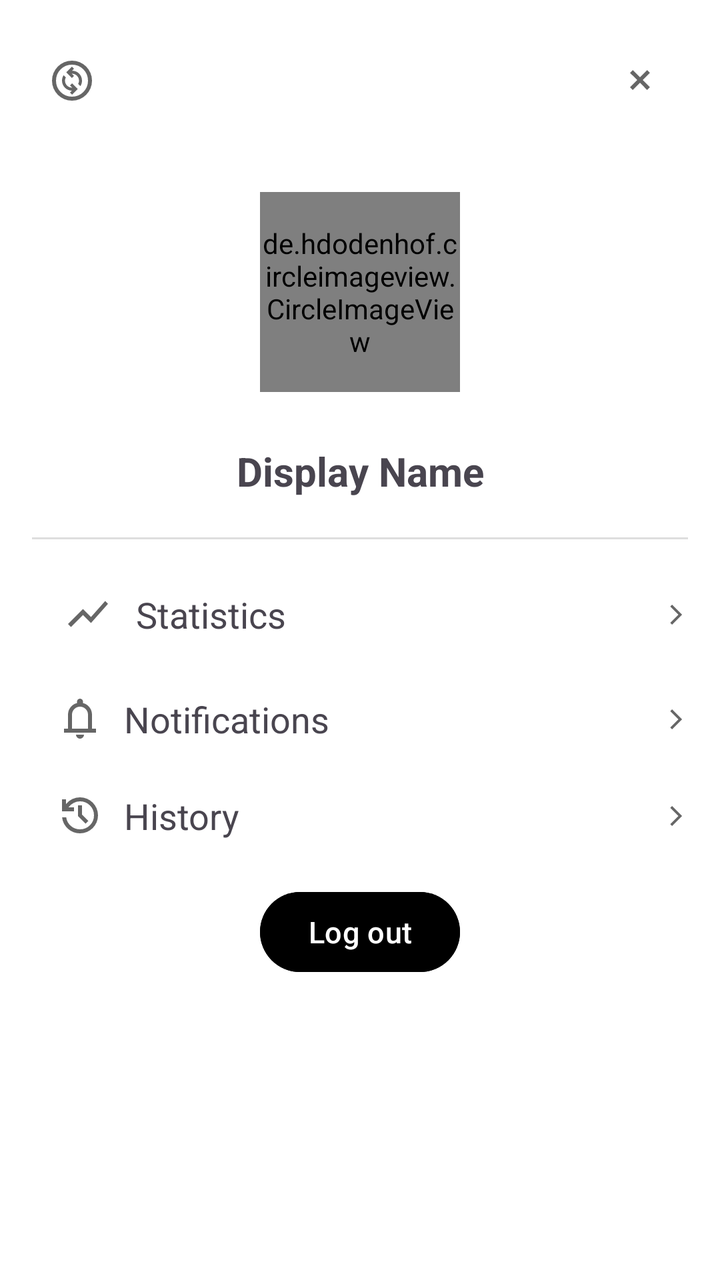
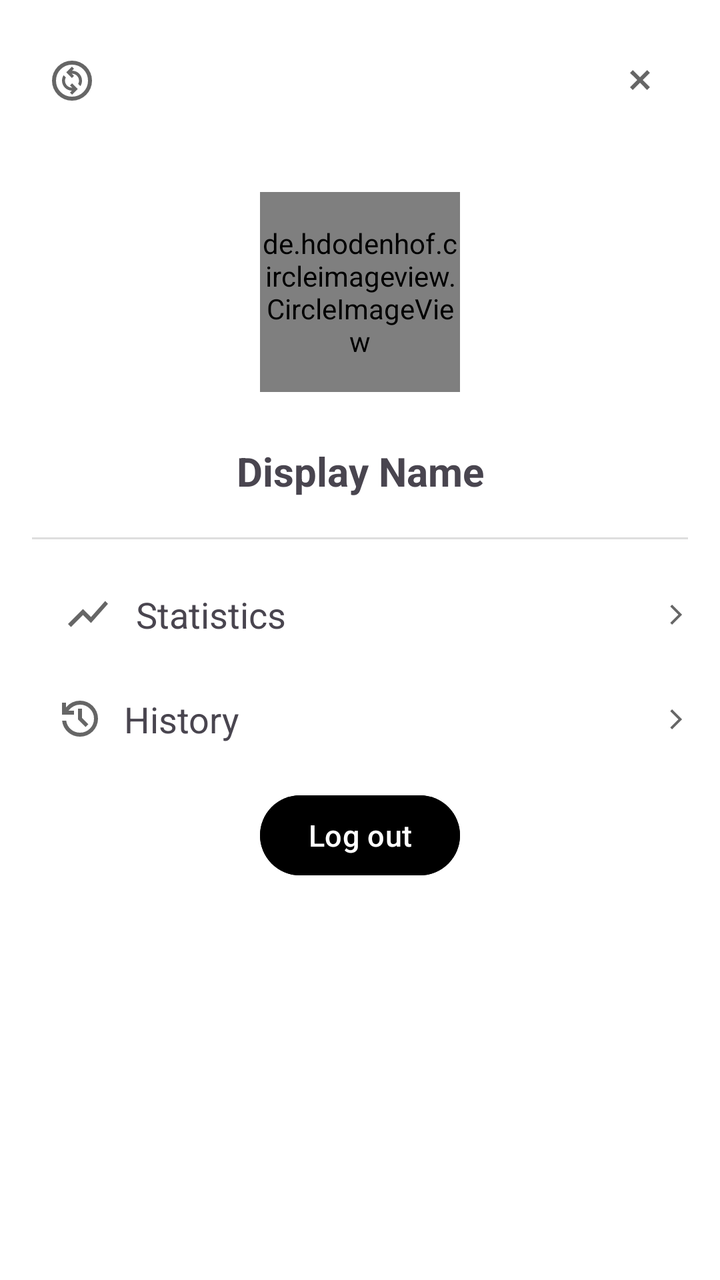

An Android layout rendered at two revisions. The XML below is the earlier revision; the diff shows what the commit changed to produce the second picture.
<!-- AndroidManifest.xml: application theme Theme.TheApp -->
<!-- res/layout/fragment_profile.xml -->
<?xml version="1.0" encoding="utf-8"?>
<androidx.constraintlayout.widget.ConstraintLayout
    xmlns:android="http://schemas.android.com/apk/res/android"
    xmlns:app="http://schemas.android.com/apk/res-auto"
    xmlns:tools="http://schemas.android.com/tools"
    android:layout_width="match_parent"
    android:layout_height="wrap_content"
    android:background="@color/nav_view"
    android:padding="16dp"
    tools:context=".ProfileFragment">

    <ImageButton
        android:id="@+id/close_profile_button"
        android:layout_width="wrap_content"
        android:layout_height="wrap_content"
        android:contentDescription="@string/close_profile"
        android:background="@android:color/transparent"
        android:padding="12dp"
        android:src="@drawable/ic_close"
        app:layout_constraintTop_toTopOf="parent"
        app:layout_constraintEnd_toEndOf="parent" />

    <LinearLayout
        android:id="@+id/change_pfp_container"
        android:layout_width="0dp"
        android:layout_height="wrap_content"
        android:orientation="horizontal"
        android:gravity="center_horizontal"
        android:padding="8dp"
        app:layout_constraintTop_toTopOf="parent"
        app:layout_constraintBottom_toBottomOf="@id/close_profile_button"
        app:layout_constraintStart_toStartOf="parent">

        <ImageView
            android:layout_width="wrap_content"
            android:layout_height="48dp"
            android:src="@drawable/ic_change"
            android:contentDescription="@string/change_pfp" />

        <Spinner
            android:id="@+id/pfpSpinner"
            android:layout_width="wrap_content"
            android:layout_height="48dp"
            android:spinnerMode="dropdown"
            android:background="@null" />
    </LinearLayout>

    <de.hdodenhof.circleimageview.CircleImageView
        android:id="@+id/profilePic"
        android:src="@drawable/mountain"
        app:civ_border_color="@color/profile_border"
        android:layout_width="100dp"
        android:layout_height="100dp"
        android:layout_marginTop="32dp"
        app:civ_border_width="2dp"
        app:layout_constraintStart_toStartOf="parent"
        app:layout_constraintEnd_toEndOf="parent"
        app:layout_constraintTop_toBottomOf="@id/close_profile_button"/>

    <TextView
        android:id="@+id/displayNameText"
        android:layout_width="wrap_content"
        android:layout_height="wrap_content"
        android:layout_marginTop="16dp"
        android:text="@string/display_name"
        android:textStyle="bold"
        android:textSize="20sp"
        android:paddingTop="10dp"
        android:paddingBottom="10dp"
        app:layout_constraintTop_toBottomOf="@id/profilePic"
        app:layout_constraintStart_toStartOf="parent"
        app:layout_constraintEnd_toEndOf="parent" />

    <View
        android:layout_width="match_parent"
        android:layout_height="1dp"
        android:background="@color/divider_color"
        app:layout_constraintTop_toBottomOf="@+id/displayNameText"
        app:layout_constraintBottom_toTopOf="@id/statistics"/>

    <TextView
        android:id="@+id/statistics"
        android:layout_width="match_parent"
        android:layout_height="wrap_content"
        android:text="@string/statistics"
        android:drawablePadding="12dp"
        android:clickable="true"
        android:focusable="true"
        android:textSize="18sp"
        android:padding="16dp"
        android:background="?attr/selectableItemBackground"
        android:layout_marginTop="20dp"
        app:drawableStartCompat="@drawable/ic_recent_progress"
        app:layout_constraintTop_toBottomOf="@id/displayNameText"
        app:layout_constraintStart_toStartOf="parent"
        app:layout_constraintEnd_toEndOf="parent" />

    <ImageView
        android:layout_width="wrap_content"
        android:layout_height="wrap_content"
        android:src="@drawable/ic_button_arrow"
        app:layout_constraintEnd_toEndOf="@id/statistics"
        app:layout_constraintTop_toTopOf="@id/statistics"
        app:layout_constraintBottom_toBottomOf="@id/statistics"/>

    <TextView
        android:id="@+id/notifications"
        android:layout_width="match_parent"
        android:layout_height="wrap_content"
        android:text="@string/notifications"
        android:drawablePadding="10dp"
        android:clickable="true"
        android:focusable="true"
        android:textSize="18sp"
        android:padding="12dp"
        android:background="?attr/selectableItemBackground"
        app:drawableStartCompat="@drawable/ic_notification"
        app:layout_constraintTop_toBottomOf="@id/statistics"
        app:layout_constraintStart_toStartOf="parent"
        app:layout_constraintEnd_toEndOf="parent" />

    <ImageView
        android:layout_width="wrap_content"
        android:layout_height="wrap_content"
        android:src="@drawable/ic_button_arrow"
        app:layout_constraintEnd_toEndOf="@id/notifications"
        app:layout_constraintTop_toTopOf="@id/notifications"
        app:layout_constraintBottom_toBottomOf="@id/notifications"/>

    <TextView
        android:id="@+id/history"
        android:layout_width="match_parent"
        android:layout_height="wrap_content"
        android:text="@string/history"
        android:drawablePadding="10dp"
        android:clickable="true"
        android:focusable="true"
        android:textSize="18sp"
        android:padding="12dp"
        android:background="?attr/selectableItemBackground"
        app:drawableStartCompat="@drawable/ic_history"
        app:layout_constraintTop_toBottomOf="@id/notifications"
        app:layout_constraintStart_toStartOf="parent"
        app:layout_constraintEnd_toEndOf="parent" />

    <ImageView
        android:layout_width="wrap_content"
        android:layout_height="wrap_content"
        android:src="@drawable/ic_button_arrow"
        app:layout_constraintEnd_toEndOf="@id/history"
        app:layout_constraintTop_toTopOf="@id/history"
        app:layout_constraintBottom_toBottomOf="@id/history"/>

    <com.google.android.material.button.MaterialButton
        android:id="@+id/log_out"
        android:layout_width="wrap_content"
        android:layout_height="wrap_content"
        android:text="@string/log_out"
        android:textSize="15sp"
        android:backgroundTint="@color/primary"
        android:textColor="@color/on_primary"
        android:layout_marginTop="10dp"
        app:layout_constraintTop_toBottomOf="@id/history"
        app:layout_constraintStart_toStartOf="parent"
        app:layout_constraintEnd_toEndOf="parent" />

</androidx.constraintlayout.widget.ConstraintLayout>
<!-- resources referenced by this layout -->
<resources>
  <color name="divider_color">#DEDEDE</color>
  <color name="nav_view">#FFFFFF</color>
  <color name="on_primary">#FFFFFF</color>
  <color name="primary">#000000</color>
  <color name="profile_border">#FF000000</color>
  <!-- drawable ic_button_arrow (drawable-anydpi) -->
  <vector xmlns:android="http://schemas.android.com/apk/res/android"
      android:width="12dp"
      android:height="12dp"
      android:viewportWidth="960"
      android:viewportHeight="960"
      android:tint="@color/primary"
      android:alpha="0.6"
      android:autoMirrored="true">
    <path
        android:fillColor="@android:color/white"
        android:pathData="M321,880L250,809L579,480L250,151L321,80L721,480L321,880Z"/>
  </vector>
  <!-- drawable ic_close (drawable-anydpi) -->
  <vector xmlns:android="http://schemas.android.com/apk/res/android"
      android:width="24dp"
      android:height="24dp"
      android:viewportWidth="960"
      android:viewportHeight="960"
      android:tint="@color/primary"
      android:alpha="0.6">
    <path
        android:fillColor="@android:color/white"
        android:pathData="M336,680L280,624L424,480L280,337L336,281L480,425L623,281L679,337L535,480L679,624L623,680L480,536L336,680Z"/>
  </vector>
  <!-- drawable ic_notification (drawable-anydpi) -->
  <vector xmlns:android="http://schemas.android.com/apk/res/android"
      android:width="24dp"
      android:height="24dp"
      android:viewportWidth="960"
      android:viewportHeight="960"
      android:tint="@color/primary"
      android:alpha="0.6">
    <path
        android:fillColor="@android:color/white"
        android:pathData="M160,760L160,680L240,680L240,400Q240,317 290,252.5Q340,188 420,168L420,140Q420,115 437.5,97.5Q455,80 480,80Q505,80 522.5,97.5Q540,115 540,140L540,168Q620,188 670,252.5Q720,317 720,400L720,680L800,680L800,760L160,760ZM480,460L480,460L480,460L480,460Q480,460 480,460Q480,460 480,460Q480,460 480,460Q480,460 480,460ZM480,880Q447,880 423.5,856.5Q400,833 400,800L560,800Q560,833 536.5,856.5Q513,880 480,880ZM320,680L640,680L640,400Q640,334 593,287Q546,240 480,240Q414,240 367,287Q320,334 320,400L320,680Z"/>
  </vector>
  <!-- drawable ic_recent_progress (drawable-anydpi) -->
  <vector xmlns:android="http://schemas.android.com/apk/res/android"
      android:width="24dp"
      android:height="24dp"
      android:viewportWidth="960"
      android:viewportHeight="960"
      android:tint="@color/primary"
      android:alpha="0.6"
      android:autoMirrored="true">
    <path
        android:fillColor="@android:color/white"
        android:pathData="M140,740L80,680L380,380L540,540L824,220L880,276L540,660L380,500L140,740Z"/>
  </vector>
  <string name="change_pfp">Change Profile Picture</string>
  <string name="close_profile">Close Profile</string>
  <string name="display_name">Display Name</string>
  <string name="history">History</string>
  <string name="log_out">Log out</string>
  <string name="notifications">Notifications</string>
  <string name="statistics">Statistics</string>
  <style name="Theme.TheApp" parent="Base.Theme.TheApp">
          
          <item name="android:navigationBarColor">@android:color/transparent</item>
          <item name="android:statusBarColor">@android:color/transparent</item>
          <item name="android:windowLightStatusBar">?attr/isLightTheme</item>
      </style>
  <style name="Base.Theme.TheApp" parent="Theme.Material3.DayNight.NoActionBar">
          
          
          <item name="colorSurface">@color/nav_view</item>
          <item name="colorOnBackground">@color/nav_view</item>
          <item name="android:colorBackground">@color/nav_view</item>
          <item name="colorPrimary">@color/primary</item>
          <item name="colorOnPrimary">@color/on_primary</item>
      </style>
  <!-- unchanged entries left out for length: 3 -->
</resources>

<!-- the commit's change to res/layout/fragment_profile.xml (unified diff, before → after) -->
@@ -104,30 +104,6 @@
         app:layout_constraintBottom_toBottomOf="@id/statistics"/>
 
     <TextView
-        android:id="@+id/notifications"
-        android:layout_width="match_parent"
-        android:layout_height="wrap_content"
-        android:text="@string/notifications"
-        android:drawablePadding="10dp"
-        android:clickable="true"
-        android:focusable="true"
-        android:textSize="18sp"
-        android:padding="12dp"
-        android:background="?attr/selectableItemBackground"
-        app:drawableStartCompat="@drawable/ic_notification"
-        app:layout_constraintTop_toBottomOf="@id/statistics"
-        app:layout_constraintStart_toStartOf="parent"
-        app:layout_constraintEnd_toEndOf="parent" />
-
-    <ImageView
-        android:layout_width="wrap_content"
-        android:layout_height="wrap_content"
-        android:src="@drawable/ic_button_arrow"
-        app:layout_constraintEnd_toEndOf="@id/notifications"
-        app:layout_constraintTop_toTopOf="@id/notifications"
-        app:layout_constraintBottom_toBottomOf="@id/notifications"/>
-
-    <TextView
         android:id="@+id/history"
         android:layout_width="match_parent"
         android:layout_height="wrap_content"
@@ -139,7 +115,7 @@
         android:padding="12dp"
         android:background="?attr/selectableItemBackground"
         app:drawableStartCompat="@drawable/ic_history"
-        app:layout_constraintTop_toBottomOf="@id/notifications"
+        app:layout_constraintTop_toBottomOf="@id/statistics"
         app:layout_constraintStart_toStartOf="parent"
         app:layout_constraintEnd_toEndOf="parent" />
 
<!-- resource entries referenced after the edit -->
@@ -30,18 +30,6 @@
         android:fillColor="@android:color/white"
         android:pathData="M336,680L280,624L424,480L280,337L336,281L480,425L623,281L679,337L535,480L679,624L623,680L480,536L336,680Z"/>
   </vector>
-  <!-- drawable ic_notification (drawable-anydpi) -->
-  <vector xmlns:android="http://schemas.android.com/apk/res/android"
-      android:width="24dp"
-      android:height="24dp"
-      android:viewportWidth="960"
-      android:viewportHeight="960"
-      android:tint="@color/primary"
-      android:alpha="0.6">
-    <path
-        android:fillColor="@android:color/white"
-        android:pathData="M160,760L160,680L240,680L240,400Q240,317 290,252.5Q340,188 420,168L420,140Q420,115 437.5,97.5Q455,80 480,80Q505,80 522.5,97.5Q540,115 540,140L540,168Q620,188 670,252.5Q720,317 720,400L720,680L800,680L800,760L160,760ZM480,460L480,460L480,460L480,460Q480,460 480,460Q480,460 480,460Q480,460 480,460Q480,460 480,460ZM480,880Q447,880 423.5,856.5Q400,833 400,800L560,800Q560,833 536.5,856.5Q513,880 480,880ZM320,680L640,680L640,400Q640,334 593,287Q546,240 480,240Q414,240 367,287Q320,334 320,400L320,680Z"/>
-  </vector>
   <!-- drawable ic_recent_progress (drawable-anydpi) -->
   <vector xmlns:android="http://schemas.android.com/apk/res/android"
       android:width="24dp"
@@ -60,7 +48,6 @@
   <string name="display_name">Display Name</string>
   <string name="history">History</string>
   <string name="log_out">Log out</string>
-  <string name="notifications">Notifications</string>
   <string name="statistics">Statistics</string>
   <style name="Theme.TheApp" parent="Base.Theme.TheApp">
           
